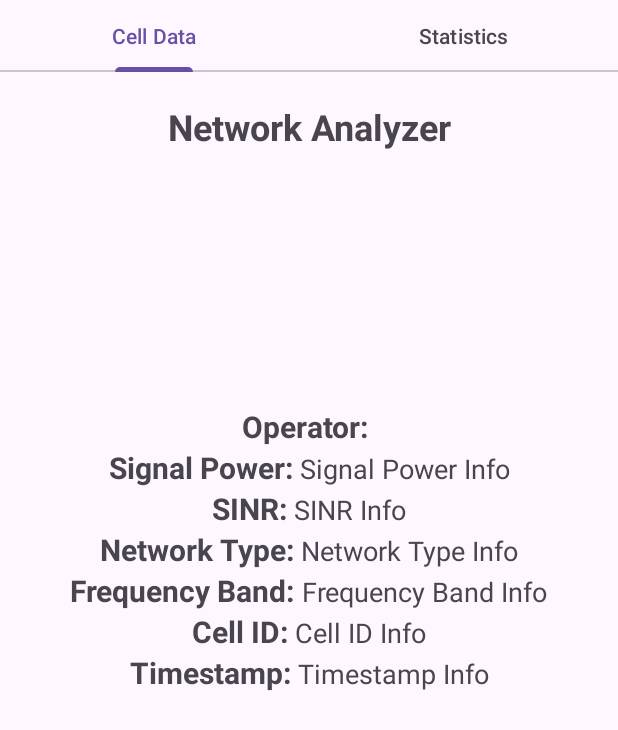
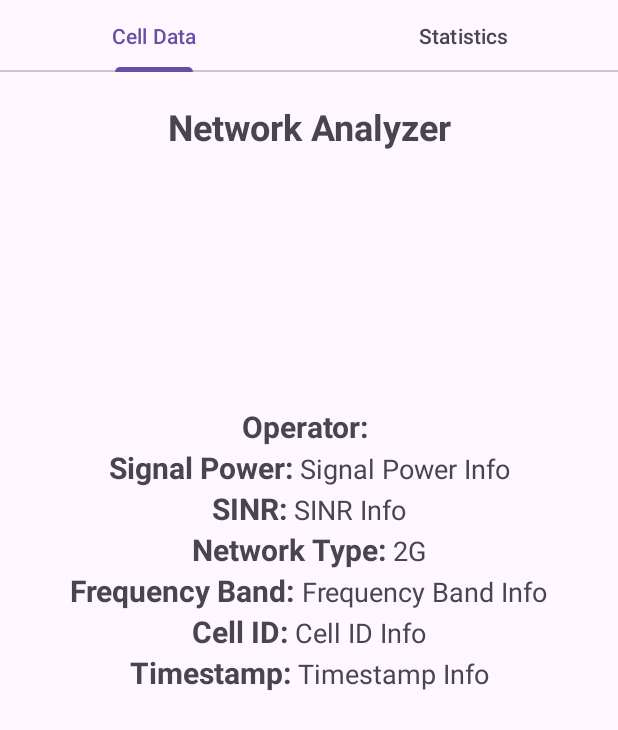
Before and after one commit to antoineabf/Cell_Info_App, an Android app: the screen it shows after launch (MainActivity), on a phone screen of 412 x 824 dp. Shown: the top 730 px of the screen. Run offline under Robolectric (Android 15) with nearby library versions, the light colour scheme and no system bars.

Commit message:
GetOperator and GetNetworkType done

```diff
--- a/frontend/app/src/main/AndroidManifest.xml
+++ b/frontend/app/src/main/AndroidManifest.xml
@@ -2,8 +2,10 @@
 <manifest xmlns:android="http://schemas.android.com/apk/res/android"
     xmlns:tools="http://schemas.android.com/tools">
 
+    <uses-permission android:name="android.permission.ACCESS_FINE_LOCATION" />
     <uses-permission android:name="android.permission.ACCESS_NETWORK_STATE" />
     <uses-permission android:name="android.permission.INTERNET"/>
+    <uses-permission android:name="android.permission.READ_PHONE_STATE" />
     <application
         android:allowBackup="true"
         android:dataExtractionRules="@xml/data_extraction_rules"
--- a/frontend/app/src/main/java/com/antoineabf/project451/CellDataFragment.kt
+++ b/frontend/app/src/main/java/com/antoineabf/project451/CellDataFragment.kt
@@ -1,29 +1,35 @@
 package com.antoineabf.project451
 
 import android.content.Context
+import android.content.Context.CONNECTIVITY_SERVICE
+import android.net.ConnectivityManager
+import android.os.Build
 import android.os.Bundle
-import android.os.Handler
 import android.telephony.TelephonyManager
 import android.view.LayoutInflater
 import android.view.View
 import android.view.ViewGroup
 import android.widget.TextView
+import androidx.annotation.RequiresApi
+import androidx.core.content.ContextCompat.getSystemService
 import androidx.fragment.app.Fragment
+import com.antoineabf.project451.api.model.CellData
+
 
 class CellDataFragment : Fragment() {
     private var operatorTextView: TextView? = null
-    private var textViewSignalPower: TextView? = null
-    private var textViewSINR: TextView? = null
-    private var textViewNetworkType: TextView? = null
-    private var textViewFrequencyBand: TextView? = null
-    private var textViewCellID: TextView? = null
-    private var textViewTimestamp: TextView? = null
-    private val handler = Handler()
+    private var signalPowerTextView: TextView? = null
+    private var SINRTextView: TextView? = null
+    private var networkTypeTextView: TextView? = null
+    private var frequencyBandTextView: TextView? = null
+    private var cellIDTextView: TextView? = null
+    private var timestampTextView: TextView? = null
 
     override fun onCreate(savedInstanceState: Bundle?) {
         super.onCreate(savedInstanceState)
     }
 
+    @RequiresApi(Build.VERSION_CODES.P)
     override fun onCreateView(
         inflater: LayoutInflater, container: ViewGroup?,
         savedInstanceState: Bundle?
@@ -31,10 +37,19 @@ class CellDataFragment : Fragment() {
         // Inflate the layout for this fragment
         val view = inflater.inflate(R.layout.fragment_cell_data, container, false)
         operatorTextView = view.findViewById(R.id.txtOperator)
-        textViewCellID = view.findViewById(R.id.textViewCellID)
-        textViewTimestamp = view.findViewById(R.id.textViewTimestamp)
+        signalPowerTextView = view.findViewById(R.id.txtSignalPower)
+        SINRTextView = view.findViewById(R.id.txtSINR)
+        networkTypeTextView = view.findViewById(R.id.txtNetworkType)
+        frequencyBandTextView = view.findViewById(R.id.txtFrequencyBand)
+        cellIDTextView = view.findViewById(R.id.txtCellID)
+        timestampTextView = view.findViewById(R.id.txtTimestamp)
+
+        val cellData: CellData? = null
+
 
         operatorTextView?.text = getOperatorName()
+        networkTypeTextView?.text = getNetworkType(requireContext())
+
         return view
     }
 
@@ -42,4 +57,50 @@ class CellDataFragment : Fragment() {
         val manager = context?.getSystemService(Context.TELEPHONY_SERVICE) as TelephonyManager
         return manager.networkOperatorName
     }
+
+    private fun getNetworkType(context: Context): String {
+        // from geeks4geeks
+
+        // ConnectionManager instance
+        val mConnectivityManager = context.getSystemService(CONNECTIVITY_SERVICE) as ConnectivityManager
+        val mInfo = mConnectivityManager.activeNetworkInfo
+
+        // If not connected, "-" will be displayed
+        if (mInfo == null || !mInfo.isConnected) return "-"
+
+        // If Connected to Wifi
+        if (mInfo.type == ConnectivityManager.TYPE_WIFI) return "WIFI"
+
+        // If Connected to Mobile
+        if (mInfo.type == ConnectivityManager.TYPE_MOBILE) {
+            return when (mInfo.subtype) {
+                TelephonyManager.NETWORK_TYPE_GPRS,
+                TelephonyManager.NETWORK_TYPE_EDGE,
+                TelephonyManager.NETWORK_TYPE_CDMA,
+                TelephonyManager.NETWORK_TYPE_1xRTT,
+                TelephonyManager.NETWORK_TYPE_IDEN,
+                TelephonyManager.NETWORK_TYPE_GSM -> "2G"
+                TelephonyManager.NETWORK_TYPE_UMTS,
+                TelephonyManager.NETWORK_TYPE_EVDO_0,
+                TelephonyManager.NETWORK_TYPE_EVDO_A,
+                TelephonyManager.NETWORK_TYPE_HSDPA,
+                TelephonyManager.NETWORK_TYPE_HSUPA,
+                TelephonyManager.NETWORK_TYPE_HSPA,
+                TelephonyManager.NETWORK_TYPE_EVDO_B,
+                TelephonyManager.NETWORK_TYPE_EHRPD,
+                TelephonyManager.NETWORK_TYPE_HSPAP,
+                TelephonyManager.NETWORK_TYPE_TD_SCDMA -> "3G"
+                TelephonyManager.NETWORK_TYPE_LTE,
+                TelephonyManager.NETWORK_TYPE_IWLAN, 19 -> "4G"
+                TelephonyManager.NETWORK_TYPE_NR -> "5G"
+                else -> "?"
+            }
+        }
+        return "?"
+    }
+//    private fun getCellID(): String {
+//        val telephonyManager = context?.getSystemService(Context.TELEPHONY_SERVICE) as TelephonyManager
+//        val cellLocation = telephonyManager.allCellInfo
+//    }
+
 }
--- a/frontend/app/src/main/res/layout/fragment_cell_data.xml
+++ b/frontend/app/src/main/res/layout/fragment_cell_data.xml
@@ -64,7 +64,7 @@
             android:text="Signal Power: " />
 
         <TextView
-            android:id="@+id/textViewSignalPower"
+            android:id="@+id/txtSignalPower"
             android:layout_width="wrap_content"
             android:layout_height="wrap_content"
             android:textSize="18sp"
@@ -89,7 +89,7 @@
             android:text="SINR: " />
 
         <TextView
-            android:id="@+id/textViewSINR"
+            android:id="@+id/txtSINR"
             android:layout_width="wrap_content"
             android:layout_height="wrap_content"
             android:textSize="18sp"
@@ -114,7 +114,7 @@
             android:text="Network Type: " />
 
         <TextView
-            android:id="@+id/textViewNetworkType"
+            android:id="@+id/txtNetworkType"
             android:layout_width="wrap_content"
             android:layout_height="wrap_content"
             android:textSize="18sp"
@@ -139,7 +139,7 @@
             android:text="Frequency Band: " />
 
         <TextView
-            android:id="@+id/textViewFrequencyBand"
+            android:id="@+id/txtFrequencyBand"
             android:layout_width="wrap_content"
             android:layout_height="wrap_content"
             android:textSize="18sp"
@@ -164,7 +164,7 @@
             android:text="Cell ID: " />
 
         <TextView
-            android:id="@+id/textViewCellID"
+            android:id="@+id/txtCellID"
             android:layout_width="wrap_content"
             android:layout_height="wrap_content"
             android:textSize="18sp"
@@ -189,7 +189,7 @@
             android:text="Timestamp: " />
 
         <TextView
-            android:id="@+id/textViewTimestamp"
+            android:id="@+id/txtTimestamp"
             android:layout_width="wrap_content"
             android:layout_height="wrap_content"
             android:textSize="18sp"
```
